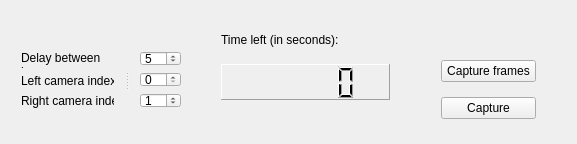
asergiu/camcalib, file mainwindow.ui: the form before one commit.
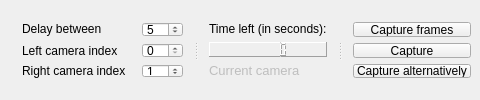
The form after the commit.

Commit message: Added a functionality for capturing images alternatively. The capture starts with the left camera. The reason behind this is that the USB port might not have enough bandwidth available for 2 stereo cameras that use the same port and send images at a large resolution.

The edit to the form file:
```diff
--- a/mainwindow.ui
+++ b/mainwindow.ui
@@ -6,8 +6,8 @@
    <rect>
     <x>0</x>
     <y>0</y>
-    <width>577</width>
-    <height>144</height>
+    <width>480</width>
+    <height>100</height>
    </rect>
   </property>
   <property name="sizePolicy">
@@ -26,20 +26,16 @@
    <string>Stereo Calibration</string>
   </property>
   <widget class="QWidget" name="centralWidget">
-   <widget class="QSplitter" name="data_splitter">
-    <property name="geometry">
-     <rect>
-      <x>10</x>
-      <y>40</y>
-      <width>182</width>
-      <height>79</height>
-     </rect>
-    </property>
+   <layout class="QFormLayout" name="formLayout">
+    <item row="0" column="0">
+     <widget class="QSplitter" name="splitter">
     <property name="orientation">
      <enum>Qt::Horizontal</enum>
     </property>
-    <widget class="QWidget" name="layoutWidget">
-     <layout class="QVBoxLayout" name="verticalLayout">
+      <widget class="QWidget" name="layoutWidget1">
+       <layout class="QHBoxLayout" name="horizontalLayout">
+        <item>
+         <layout class="QVBoxLayout" name="verticalLayout_3">
       <item>
        <widget class="QLabel" name="label_2">
         <property name="text">
@@ -68,9 +64,9 @@
        </widget>
       </item>
      </layout>
-    </widget>
-    <widget class="QWidget" name="layoutWidget1">
-     <layout class="QVBoxLayout" name="verticalLayout_2">
+        </item>
+        <item>
+         <layout class="QVBoxLayout" name="verticalLayout_4">
       <item>
        <widget class="QSpinBox" name="spinBoxInterval">
         <property name="minimum">
@@ -96,18 +92,11 @@
        </widget>
       </item>
      </layout>
-    </widget>
+        </item>
+       </layout>
    </widget>
    <widget class="QWidget" name="layoutWidget2">
-    <property name="geometry">
-     <rect>
-      <x>210</x>
-      <y>10</y>
-      <width>191</width>
-      <height>101</height>
-     </rect>
-    </property>
-    <layout class="QVBoxLayout" name="verticalLayout_4">
+       <layout class="QVBoxLayout" name="verticalLayout">
      <item>
       <widget class="QLabel" name="labelSampleTimeout">
        <property name="text">
@@ -134,20 +123,31 @@
        </property>
       </widget>
      </item>
+        <item>
+         <widget class="QLabel" name="label_4">
+          <property name="enabled">
+           <bool>false</bool>
+          </property>
+          <property name="font">
+           <font>
+            <pointsize>10</pointsize>
+            <weight>50</weight>
+            <italic>false</italic>
+            <bold>false</bold>
+            <underline>false</underline>
+           </font>
+          </property>
+          <property name="text">
+           <string>Current camera</string>
+          </property>
+         </widget>
+        </item>
     </layout>
    </widget>
    <widget class="QWidget" name="layoutWidget3">
-    <property name="geometry">
-     <rect>
-      <x>430</x>
-      <y>40</y>
-      <width>117</width>
-      <height>101</height>
-     </rect>
-    </property>
-    <layout class="QVBoxLayout" name="verticalLayout_3">
+       <layout class="QVBoxLayout" name="verticalLayout_2">
      <item>
-      <widget class="QPushButton" name="pushButtonCalibrate">
+         <widget class="QPushButton" name="capture_frames_btn">
        <property name="enabled">
         <bool>true</bool>
        </property>
@@ -157,17 +157,24 @@
       </widget>
      </item>
      <item>
-      <widget class="QPushButton" name="pushButton">
+         <widget class="QPushButton" name="capture_btn">
        <property name="text">
         <string>Capture</string>
        </property>
       </widget>
      </item>
-    </layout>
-   </widget>
-   <zorder>layoutWidget</zorder>
-   <zorder>layoutWidget</zorder>
-   <zorder>data_splitter</zorder>
+        <item>
+         <widget class="QPushButton" name="capture_alternatively_btn">
+          <property name="text">
+           <string>Capture alternatively</string>
+          </property>
+         </widget>
+        </item>
+       </layout>
+      </widget>
+     </widget>
+    </item>
+   </layout>
   </widget>
  </widget>
  <layoutdefault spacing="6" margin="11"/>
```
Left out of the diff: 31 changed lines with no effect on the pictures. Lines whose indentation alone changed are shown as unchanged. The commit also changes 6 other files.
